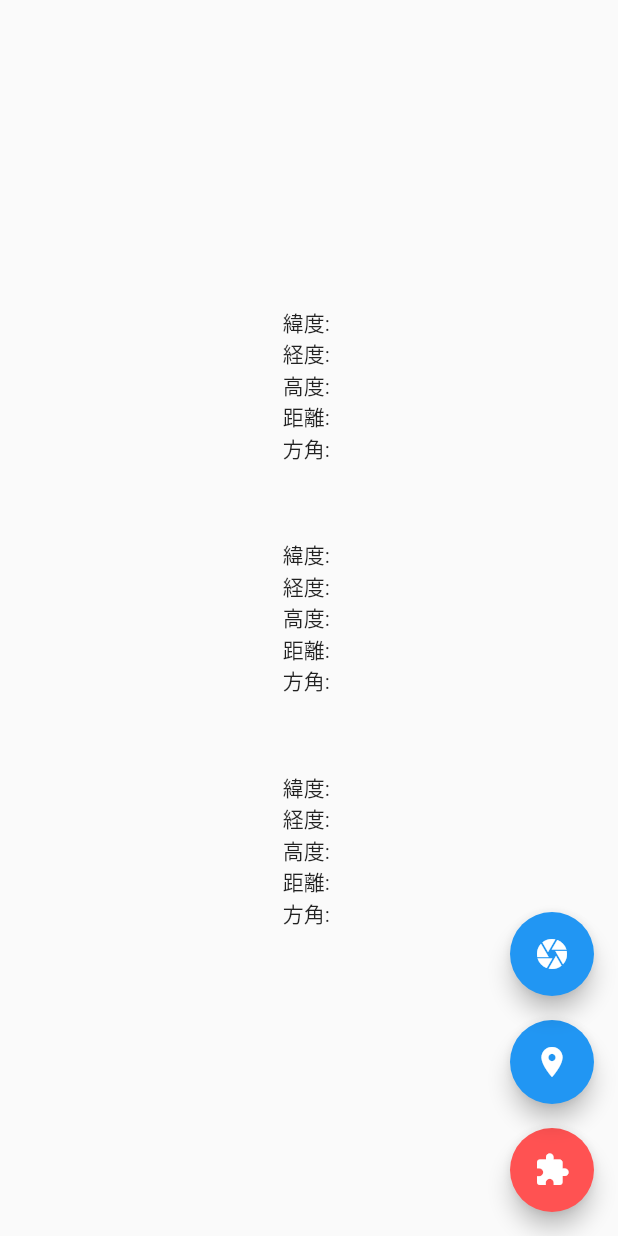
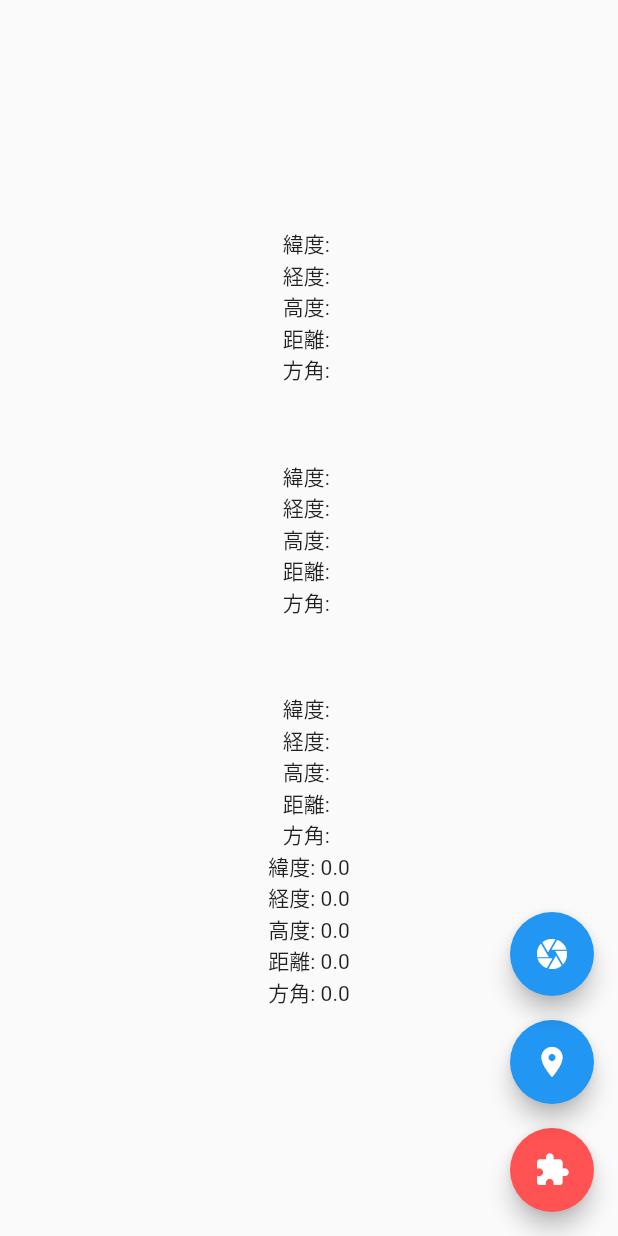
Before and after one commit to iseruuuuu/height_measure_app, a Flutter app: the screen it shows after launch, on a phone screen of 412 x 824 dp. Run offline on Flutter 3.47's test engine with Material 2 defaults, Android fonts, the phone set to English and light mode, and no system bars; our stand-ins replace geolocator.

Commit message:
add: ２つの点の差をテキストにした

```diff
--- a/lib/main.dart
+++ b/lib/main.dart
@@ -41,6 +41,18 @@ class _MyHomePageState extends State<MyHomePage> {
   String alti3 = '';
   String dist3 = '';
   String bear3 = '';
+
+  String lati4 = '';
+  String long4 = '';
+  String alti4 = '';
+  String dist4 = '';
+  String bear4 = '';
+
+  double lati5 = 0;
+  double long5 = 0;
+  double alti5 = 0;
+  double dist5 = 0;
+  double bear5 = 0;
 
   bool change = false;
   bool change2 = false;
@@ -97,6 +109,35 @@ class _MyHomePageState extends State<MyHomePage> {
         bear3 = bear + 'から' + bear2;
 
 
+        lati4 = lati + '-' + lati2;
+        long4 = long + '-' + long2;
+        alti4 = alti + '-' + alti2;
+        dist4 = dist + '-' + dist2;
+        bear4 = bear + '-' + bear2;
+
+        // lati4 = lati + lati2;
+        // long4 = long + long2;
+        // alti4 = alti + alti2;
+        // dist4 = dist + dist2;
+        // bear4 = bear + bear2;
+
+       lati5 = double.parse(lati4);
+       long5 = double.parse(long4);
+       alti5 = double.parse(alti4);
+       dist5 = double.parse(dist4);
+       bear5 = double.parse(bear4);
+
+
+
+
+       print(lati5);
+       print(long5);
+       print(alti5);
+       print(dist5);
+       print(bear5);
+
+
+
       });
     }
   }
@@ -142,6 +183,12 @@ class _MyHomePageState extends State<MyHomePage> {
             Text("距離: " + dist3),
             Text("方角: " + bear3),
 
+            Text("緯度: " + '$lati5'),
+            Text("経度: " + '$long5'),
+            Text("高度: " + '$alti5'),
+            Text("距離: " + '$dist5'),
+            Text("方角: " + '$bear5'),
+
 
 
           ],
```
